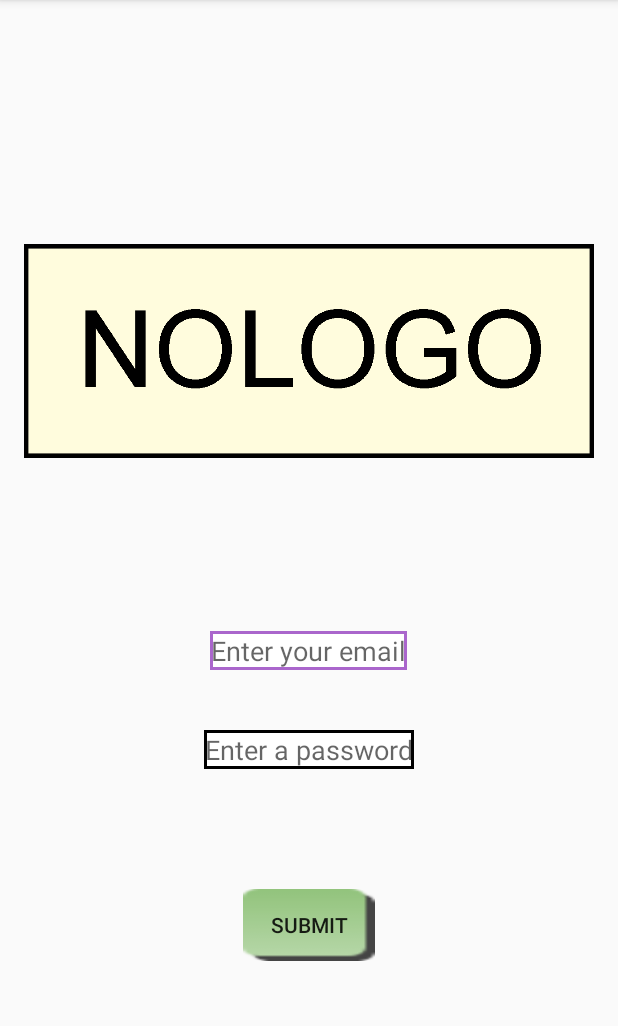
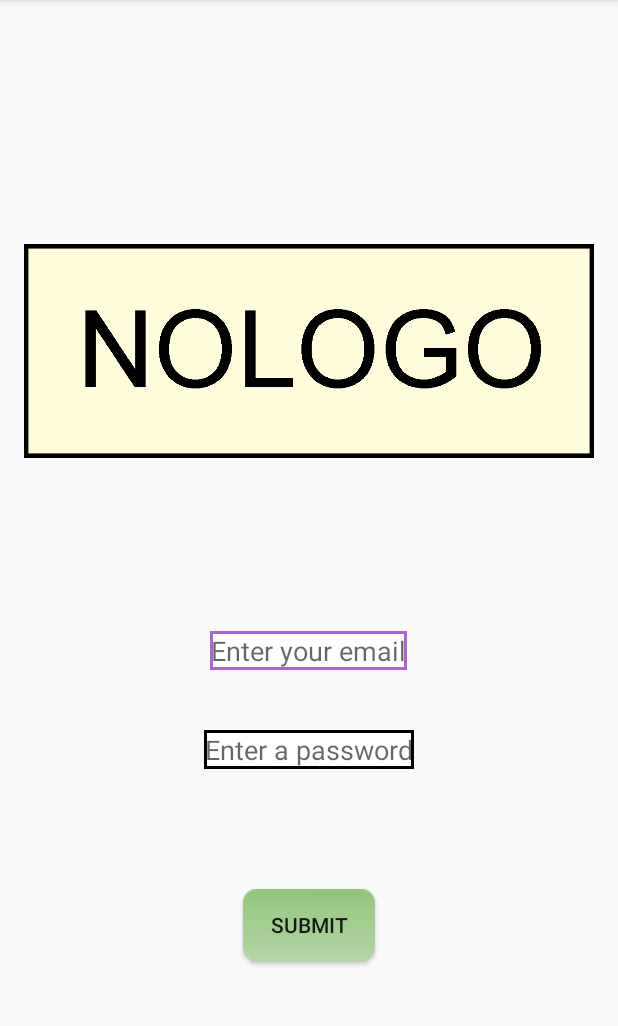
Before and after one commit to jaxkewl/Martin16-250-hw1, an Android app: the screen it shows after launch (MainActivity), on a phone screen of 412 x 824 dp, the part 84-1110 px from its top. Run offline under Robolectric (Android 15) with nearby library versions, the phone set to English and light mode, and no system bars.

Commit message:
fixed nine patch button file

```diff
--- a/app/src/main/res/drawable/nine_patch_two_button_style.xml
+++ b/app/src/main/res/drawable/nine_patch_two_button_style.xml
@@ -1,5 +1,5 @@
 <?xml version="1.0" encoding="utf-8"?>
 <selector xmlns:android="http://schemas.android.com/apk/res/android">
-    <item android:drawable="@drawable/button_selected" android:state_pressed="true" />
-    <item android:drawable="@drawable/button_unselected" />
+    <item android:drawable="@drawable/button_sel" android:state_pressed="true" />
+    <item android:drawable="@drawable/button_un" />
 </selector>
```
Also changed, not shown: app/src/main/res/drawable/button_sel.9.png (added), app/src/main/res/drawable/button_un.9.png (added).
